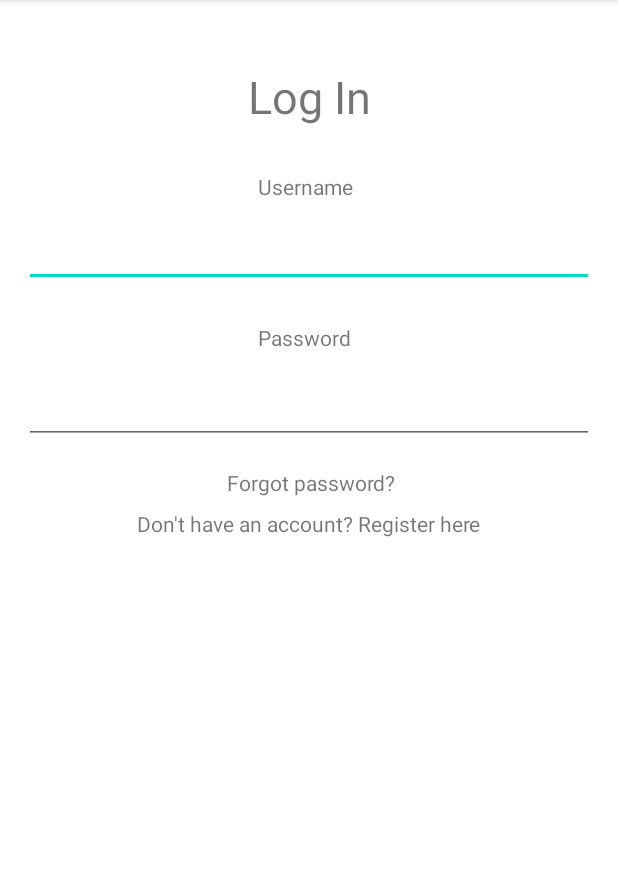
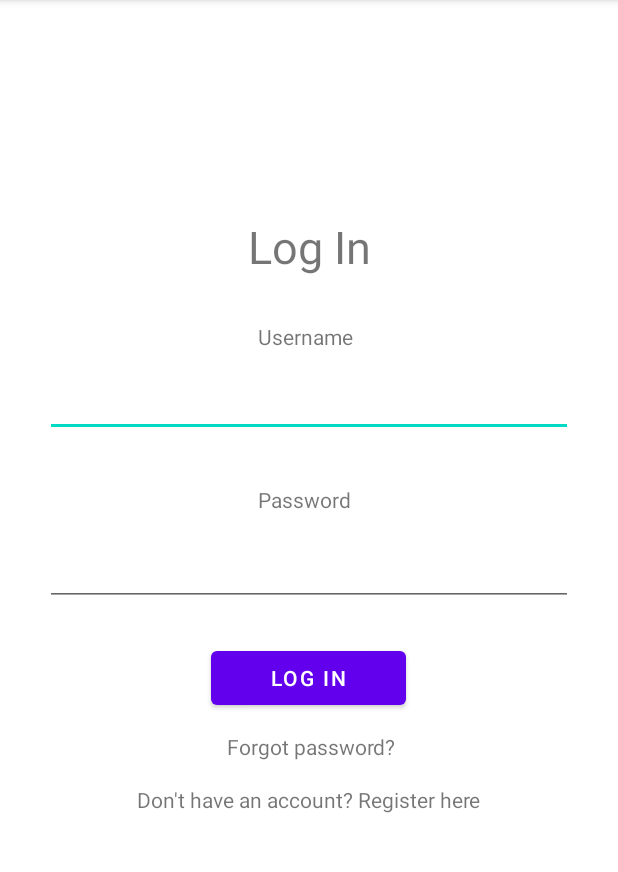
Before and after one commit to Frtocco/DeRemateAndroid, an Android app: the screen it shows after launch (LogInActivity), on a phone screen of 412 x 824 dp, the part 84-956 px from its top. Run offline under Robolectric (Android 15) with nearby library versions, the phone set to English and light mode, and no system bars.

Commit message:
finalizada la pantalla de log in

```diff
--- a/app/src/main/java/com/example/deremate/LogInActivity.java
+++ b/app/src/main/java/com/example/deremate/LogInActivity.java
@@ -1,8 +1,12 @@
 package com.example.deremate;
 
 import android.os.Bundle;
+import android.widget.Button;
+import android.widget.EditText;
+import android.widget.TextView;
 
 import androidx.activity.EdgeToEdge;
+import androidx.appcompat.app.AlertDialog;
 import androidx.appcompat.app.AppCompatActivity;
 import androidx.core.graphics.Insets;
 import androidx.core.view.ViewCompat;
@@ -10,15 +14,55 @@ import androidx.core.view.WindowInsetsCompat;
 
 public class LogInActivity extends AppCompatActivity {
 
+
+
     @Override
     protected void onCreate(Bundle savedInstanceState) {
         super.onCreate(savedInstanceState);
         EdgeToEdge.enable(this);
+
         setContentView(R.layout.activity_log_in);
+
+        Button bLogIn = findViewById(R.id.bLogIn);
+        EditText usernameText = findViewById(R.id.etUsername);
+        EditText passwordText = findViewById(R.id.etPassword);
+        TextView forgotPassword = findViewById(R.id.tvForgotPassword);
+        TextView register = findViewById(R.id.tvRegister);
+
         ViewCompat.setOnApplyWindowInsetsListener(findViewById(R.id.main), (v, insets) -> {
             Insets systemBars = insets.getInsets(WindowInsetsCompat.Type.systemBars());
             v.setPadding(systemBars.left, systemBars.top, systemBars.right, systemBars.bottom);
             return insets;
         });
+
+        register.setOnClickListener(v -> {
+
+        });
+
+        forgotPassword.setOnClickListener(v -> {
+
+        });
+
+        bLogIn.setOnClickListener(v -> {
+            // Log in, obtiene las credenciales al tocar el boton
+
+            String username = usernameText.getText().toString();
+            String password = passwordText.getText().toString();
+
+            if((username.isEmpty() || password.isEmpty())){
+                new AlertDialog.Builder(this)
+                        .setTitle("Atención")
+                        .setMessage("Ingrese un usuario y contraseña.")
+                        .setPositiveButton("OK", (dialog, which) -> {
+                            dialog.dismiss();
+                        })
+                        .show();
+            }else{
+                // Llamada a la API
+            }
+
+        });
+
+
     }
 }
--- a/app/src/main/res/layout/activity_log_in.xml
+++ b/app/src/main/res/layout/activity_log_in.xml
@@ -11,7 +11,7 @@
         android:id="@+id/tvTitle"
         android:layout_width="wrap_content"
         android:layout_height="wrap_content"
-        android:layout_marginTop="44dp"
+        android:layout_marginTop="144dp"
         android:text="Log In"
         android:textSize="30sp"
         app:layout_constraintEnd_toEndOf="parent"
@@ -34,9 +34,11 @@
         android:layout_width="0dp"
         android:layout_height="wrap_content"
         android:layout_marginHorizontal="100sp"
-        android:layout_marginStart="16dp"
+        android:layout_marginStart="30dp"
+        android:maxLines="1"
         android:layout_marginTop="12dp"
-        android:layout_marginEnd="16dp"
+        android:singleLine="true"
+        android:layout_marginEnd="30dp"
         android:ems="10"
         android:inputType="text"
         app:layout_constraintEnd_toEndOf="parent"
@@ -49,7 +51,7 @@
         android:layout_width="wrap_content"
         android:layout_height="wrap_content"
         android:layout_marginStart="172dp"
-        android:layout_marginTop="24dp"
+        android:layout_marginTop="32dp"
         android:text="Password"
         app:layout_constraintStart_toStartOf="parent"
         app:layout_constraintTop_toBottomOf="@+id/etUsername" />
@@ -58,9 +60,9 @@
         android:id="@+id/etPassword"
         android:layout_width="0dp"
         android:layout_height="wrap_content"
-        android:layout_marginStart="16dp"
+        android:layout_marginStart="30dp"
         android:layout_marginTop="16dp"
-        android:layout_marginEnd="16dp"
+        android:layout_marginEnd="30dp"
         android:ems="10"
         android:inputType="textPassword"
         app:layout_constraintEnd_toEndOf="parent"
@@ -72,7 +74,7 @@
         android:id="@+id/tvForgotPassword"
         android:layout_width="wrap_content"
         android:layout_height="wrap_content"
-        android:layout_marginTop="16dp"
+        android:layout_marginTop="84dp"
         android:layout_marginEnd="148dp"
         android:text="Forgot password?"
         app:layout_constraintEnd_toEndOf="parent"
@@ -82,9 +84,20 @@
         android:id="@+id/tvRegister"
         android:layout_width="wrap_content"
         android:layout_height="wrap_content"
-        android:layout_marginTop="8dp"
+        android:layout_marginTop="16dp"
         android:text="Don't have an account? Register here"
         app:layout_constraintEnd_toEndOf="parent"
         app:layout_constraintStart_toStartOf="parent"
         app:layout_constraintTop_toBottomOf="@+id/tvForgotPassword" />
+
+    <Button
+        android:id="@+id/bLogIn"
+        android:layout_width="130dp"
+        android:layout_height="48dp"
+        android:layout_marginBottom="12dp"
+        android:text="Log in"
+        app:layout_constraintBottom_toTopOf="@+id/tvForgotPassword"
+        app:layout_constraintEnd_toEndOf="parent"
+        app:layout_constraintHorizontal_bias="0.498"
+        app:layout_constraintStart_toStartOf="parent" />
 </androidx.constraintlayout.widget.ConstraintLayout>
```
